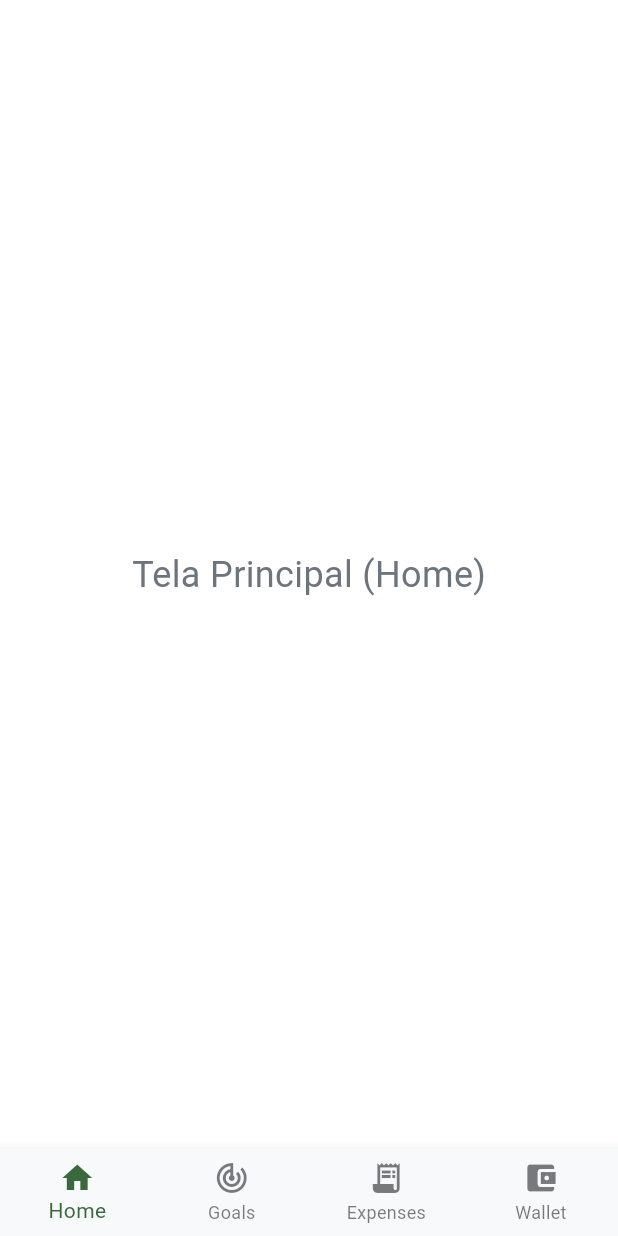
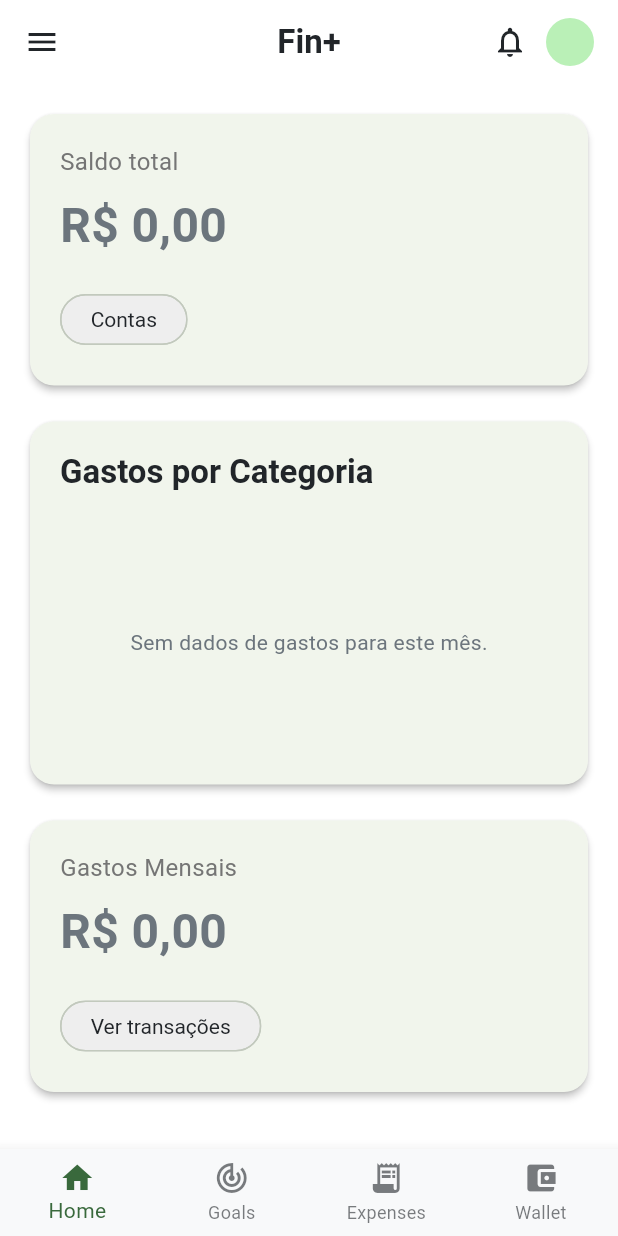
Before and after one commit to Rudrigozx/DAM-Gerenciador_Despesas_para_Universitarios, a Flutter app: the screen it shows after launch, on a phone screen of 412 x 824 dp. Run offline on Flutter 3.47's test engine with Material 3 defaults, Android fonts, the phone set to English and light mode, and no system bars; our stand-ins replace fl_chart, font_awesome_flutter, go_router, sqflite; accounts and stored records are empty; Roboto replaces fonts that are missing (Poppins).

Commit message:
nova tela de dashboard

```diff
--- a/lib/data/repositories/TransactionRepository.dart
+++ b/lib/data/repositories/TransactionRepository.dart
@@ -29,9 +29,49 @@ class TransactionRepository {
     await db.delete('transactions', where: 'id = ?', whereArgs: [id]);
   }
 
-  // BUSCAR transações de um mês e ano específicos
+   // Calcula o saldo total (Receitas - Despesas)
+  Future<double> getTotalBalance() async {
+    final db = await dbService.database;
+    final totalIncome = await db.rawQuery(
+        "SELECT SUM(amount) as total FROM transactions WHERE type = ?",
+        [TransactionType.income.index]);
+    final totalExpense = await db.rawQuery(
+        "SELECT SUM(amount) as total FROM transactions WHERE type = ?",
+        [TransactionType.expense.index]);
+
+    final income = (totalIncome.first['total'] as num?)?.toDouble() ?? 0.0;
+    final expense = (totalExpense.first['total'] as num?)?.toDouble() ?? 0.0;
+
+    return income - expense;
+  }
+
+  Future<double> getExpensesForMonth(DateTime month) async {
+    final db = await dbService.database;
+    final firstDay = DateTime(month.year, month.month, 1).toIso8601String();
+    final lastDay = DateTime(month.year, month.month + 1, 0).toIso8601String();
+
+    final result = await db.rawQuery(
+        "SELECT SUM(amount) as total FROM transactions WHERE type = ? AND date BETWEEN ? AND ?",
+        [TransactionType.expense.index, firstDay, lastDay]);
+
+    return (result.first['total'] as num?)?.toDouble() ?? 0.0;
+  }
+
+  Future<Map<String, double>> getExpensesByCategoryForMonth(DateTime month) async {
+    final db = await dbService.database;
+    final firstDay = DateTime(month.year, month.month, 1).toIso8601String();
+    final lastDay = DateTime(month.year, month.month + 1, 0).toIso8601String();
+
+    final result = await db.rawQuery(
+      "SELECT category, SUM(amount) as total FROM transactions WHERE type = ? AND date BETWEEN ? AND ? GROUP BY category",
+      [TransactionType.expense.index, firstDay, lastDay]);
+
+    return { for (var row in result) row['category'] as String : (row['total'] as num).toDouble() };
+  }
+
   Future<List<Transaction>> getTransactionsByMonth(DateTime date) async {
     final db = await dbService.database;
+
     // Formata o início e o fim do mês para a consulta SQL
     final firstDayOfMonth = DateTime(date.year, date.month, 1).toIso8601String();
     final lastDayOfMonth = DateTime(date.year, date.month + 1, 0, 23, 59, 59).toIso8601String();
@@ -43,6 +83,7 @@ class TransactionRepository {
       orderBy: 'date DESC', // Ordena pela data mais recente primeiro
     );
 
+    // Converte a lista de Maps em uma lista de objetos Transaction
     return List.generate(maps.length, (i) => Transaction.fromMap(maps[i]));
   }
 
@@ -96,7 +137,6 @@ class TransactionRepository {
     for (var map in transferOutMaps) {
       balance -= (map['amount'] as double);
     }
-
     return balance;
   }
 }
--- a/lib/main.dart
+++ b/lib/main.dart
@@ -1,5 +1,6 @@
 import 'package:fin_plus/data/repositories/sql_goal_repository_impl.dart';
 import 'package:fin_plus/ui/core/main_navigation_viewmodel.dart';
+import 'package:fin_plus/ui/dashboard/dashboard_viewmodel.dart';
 import 'package:fin_plus/ui/goals/my_goals_viewModel.dart';
 import 'package:intl/date_symbol_data_local.dart';
 import 'data/services/DatabaseService.dart';
@@ -25,6 +26,7 @@ void main() async {
         ChangeNotifierProvider(
           create: (_) => MyGoalsViewModel(SqlGoalRepositoryImpl())..fetchGoals(),
         ),
+        ChangeNotifierProvider(create: (_) => DashboardViewModel()),
       ],
       child: const MyApp(),
     ),
--- a/lib/ui/core/main_navigation_viewmodel.dart
+++ b/lib/ui/core/main_navigation_viewmodel.dart
@@ -1,8 +1,8 @@
 // lib/ui/core/main_navigation_viewmodel.dart
+import 'package:fin_plus/ui/dashboard/dashboard_screen.dart';
 import 'package:fin_plus/ui/expenses_list/ExpensesListPage.dart';
 import 'package:fin_plus/ui/goals/my_goals_view.dart';
 import 'package:flutter/material.dart';
-import '../placeholders/home_placeholder_view.dart';
 import '../wallets/wallet_list_page.dart';
 
 
@@ -12,7 +12,7 @@ class MainNavigationViewModel extends ChangeNotifier {
 
   // Lista das telas que serão exibidas em cada aba.
   final List<Widget> screens = [
-    const HomePlaceholderView(),
+    const DashboardScreen(),
     const MyGoalsView(),
     const ExpensesListPage(),
     const WalletListPage(),
--- /dev/null
+++ b/lib/ui/dashboard/dashboard_screen.dart
@@ -0,0 +1,114 @@
+import 'package:fin_plus/ui/dashboard/dashboard_viewmodel.dart';
+import 'package:fl_chart/fl_chart.dart';
+import 'package:flutter/material.dart';
+import 'package:intl/intl.dart';
+import 'package:provider/provider.dart';
+
+class DashboardScreen extends StatelessWidget {
+  const DashboardScreen({super.key});
+
+  @override
+  Widget build(BuildContext context) {
+    return ChangeNotifierProvider(
+      create: (_) => DashboardViewModel()..fetchDashboardData(),
+      child: Scaffold(
+        appBar: AppBar(
+          title: Text('Fin+', style: TextStyle(fontWeight: FontWeight.bold)),
+          centerTitle: true,
+          leading: IconButton(icon: Icon(Icons.menu), onPressed: () {}),
+          actions: [
+            IconButton(icon: Icon(Icons.notifications_none), onPressed: () {}),
+            Padding(
+              padding: const EdgeInsets.only(right: 16.0),
+              child: CircleAvatar(radius: 16), // Placeholder
+            ),
+          ],
+        ),
+        body: Consumer<DashboardViewModel>(
+          builder: (context, viewModel, child) {
+            if (viewModel.state == ViewState.loading) {
+              return const Center(child: CircularProgressIndicator());
+            }
+            if (viewModel.state == ViewState.error) {
+              return const Center(child: Text('Erro ao carregar dados.'));
+            }
+
+            final currencyFormat = NumberFormat.currency(locale: 'pt_BR', symbol: 'R\$');
+
+            return ListView(
+              padding: const EdgeInsets.all(16.0),
+              children: [
+                _buildBalanceCard('Saldo total', currencyFormat.format(viewModel.totalBalance), 'Contas'),
+                const SizedBox(height: 16),
+                _buildCategoryPieChartCard(context, viewModel.categoryExpenses),
+                const SizedBox(height: 16),
+                _buildBalanceCard('Gastos Mensais', currencyFormat.format(viewModel.monthlyExpenses), 'Ver transações'),
+              ],
+            );
+          },
+        ),
+      ),
+    );
+  }
+
+  Widget _buildBalanceCard(String title, String value, String buttonText) {
+    return Card(
+      elevation: 2,
+      shape: RoundedRectangleBorder(borderRadius: BorderRadius.circular(16)),
+      child: Padding(
+        padding: const EdgeInsets.all(20.0),
+        child: Column(
+          crossAxisAlignment: CrossAxisAlignment.start,
+          children: [
+            Text(title, style: TextStyle(color: Colors.grey.shade600, fontSize: 16)),
+            const SizedBox(height: 8),
+            Text(value, style: TextStyle(fontSize: 32, fontWeight: FontWeight.bold)),
+            const SizedBox(height: 16),
+            ActionChip(
+              label: Text(buttonText),
+              onPressed: () {},
+              backgroundColor: Colors.grey.shade200,
+            ),
+          ],
+        ),
+      ),
+    );
+  }
+
+  Widget _buildCategoryPieChartCard(BuildContext context, Map<String, double> data) {
+    final total = data.values.fold(0.0, (sum, item) => sum + item);
+    final sections = data.entries.map((entry) {
+      final percentage = total > 0 ? (entry.value / total) * 100 : 0.0;
+      return PieChartSectionData(
+        value: entry.value,
+        title: '${percentage.toStringAsFixed(0)}%',
+        // TODO: Mapear categorias para cores
+        color: Colors.primaries[data.keys.toList().indexOf(entry.key) % Colors.primaries.length],
+        radius: 60,
+        titleStyle: TextStyle(fontWeight: FontWeight.bold, color: Colors.white),
+      );
+    }).toList();
+
+    return Card(
+      elevation: 2,
+      shape: RoundedRectangleBorder(borderRadius: BorderRadius.circular(16)),
+      child: Padding(
+        padding: const EdgeInsets.all(20.0),
+        child: Column(
+          crossAxisAlignment: CrossAxisAlignment.start,
+          children: [
+            Text('Gastos por Categoria', style: Theme.of(context).textTheme.titleLarge),
+            const SizedBox(height: 24),
+            SizedBox(
+              height: 150,
+              child: sections.isEmpty
+                  ? Center(child: Text('Sem dados de gastos para este mês.'))
+                  : PieChart(PieChartData(sections: sections)),
+            ),
+             // TODO: Adicionar legenda de cores e categorias
+          ],
+        ),
+      ),
+    );
+  }
+}
--- /dev/null
+++ b/lib/ui/dashboard/dashboard_viewmodel.dart
@@ -0,0 +1,46 @@
+import 'package:fin_plus/data/repositories/TransactionRepository.dart';
+import 'package:flutter/material.dart';
+
+enum ViewState { idle, loading, success, error }
+
+class DashboardViewModel extends ChangeNotifier {
+  final TransactionRepository _repository = TransactionRepository();
+
+  ViewState _state = ViewState.idle;
+  ViewState get state => _state;
+
+  double _totalBalance = 0.0;
+  double get totalBalance => _totalBalance;
+
+  double _monthlyExpenses = 0.0;
+  double get monthlyExpenses => _monthlyExpenses;
+
+  Map<String, double> _categoryExpenses = {};
+  Map<String, double> get categoryExpenses => _categoryExpenses;
+
+  // Método principal para carregar todos os dados do dashboard
+  Future<void> fetchDashboardData() async {
+    _state = ViewState.loading;
+    notifyListeners();
+
+    try {
+      final now = DateTime.now();
+      // Executa todas as buscas em paralelo para mais performance
+      final results = await Future.wait([
+        _repository.getTotalBalance(),
+        _repository.getExpensesForMonth(now),
+        _repository.getExpensesByCategoryForMonth(now),
+      ]);
+
+      _totalBalance = results[0] as double;
+      _monthlyExpenses = results[1] as double;
+      _categoryExpenses = results[2] as Map<String, double>;
+
+      _state = ViewState.success;
+    } catch (e) {
+      print("Erro ao buscar dados do dashboard: $e");
+      _state = ViewState.error;
+    }
+    notifyListeners();
+  }
+}
--- a/lib/ui/transactions/TransactionViewModel.dart
+++ b/lib/ui/transactions/TransactionViewModel.dart
@@ -135,6 +135,7 @@ class TransactionViewModel extends ChangeNotifier {
     }
   }
 
+
   //-------------------------------------------------
   // LIMPEZA (CLEANUP)
   //-------------------------------------------------
--- a/pubspec.yaml
+++ b/pubspec.yaml
@@ -40,6 +40,8 @@ dependencies:
   intl: ^0.20.2
   sqflite: ^2.4.2
   path: ^1.9.1
+  fl_chart: ^1.1.0
+  vector_math: 2.1.4
 
 
 dev_dependencies:
```
Also changed, not shown: pubspec.lock, 1 other file.
